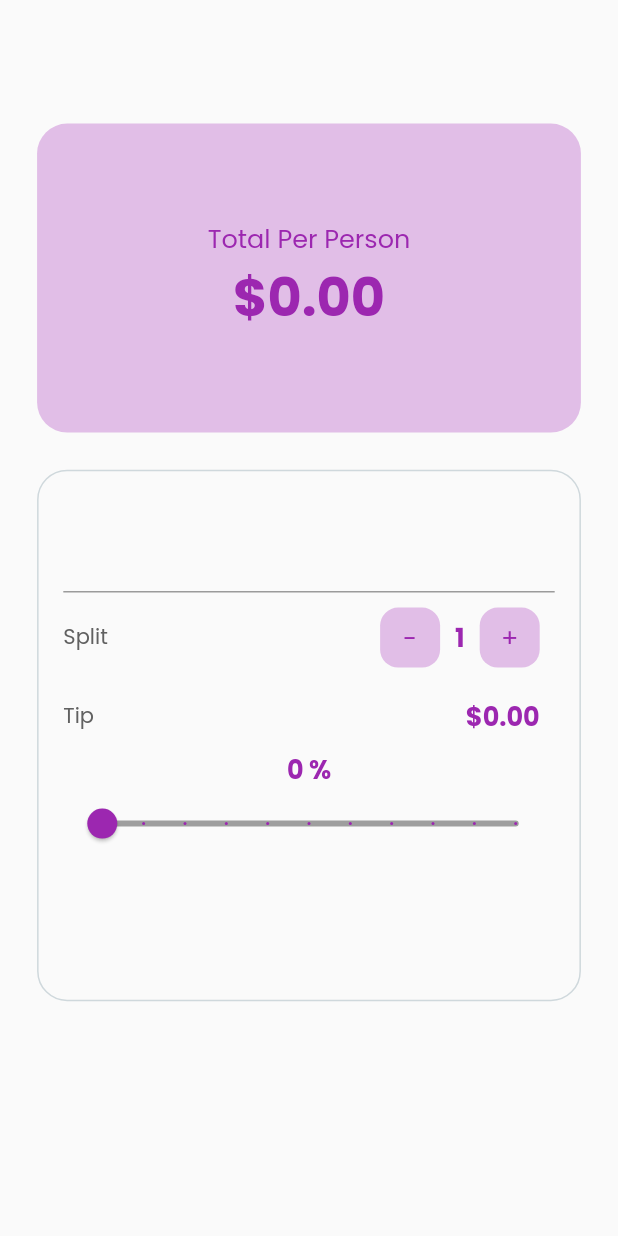
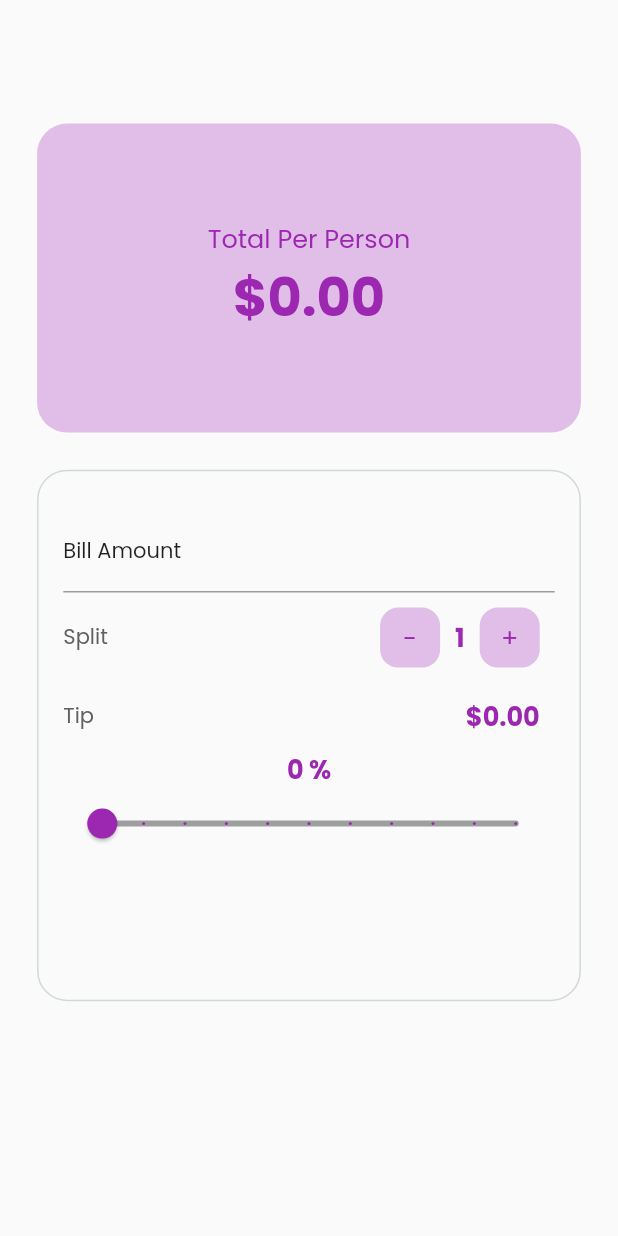
Before and after one commit to andikatp/calculator_tip, a Flutter app: the screen it shows after launch, on a phone screen of 412 x 824 dp. Run offline on Flutter 3.47's test engine with Material 2 defaults, Android fonts, the phone set to English and light mode, and no system bars; our stand-ins replace google_fonts.

Commit message:
fix bug on the textfield

```diff
--- a/lib/screens/home_screen.dart
+++ b/lib/screens/home_screen.dart
@@ -84,7 +84,9 @@ class _HomeScreenState extends State<HomeScreen> {
                     style: const TextStyle(color: Colors.purple),
                     decoration: const InputDecoration(
                       border: UnderlineInputBorder(),
-                      prefixText: 'Bill Amount',
+                      prefixIcon: Padding(
+                          padding: EdgeInsets.symmetric(vertical: 10),
+                          child: Text('Bill Amount ')),
                     ),
                     keyboardType:
                         const TextInputType.numberWithOptions(decimal: true),
```
